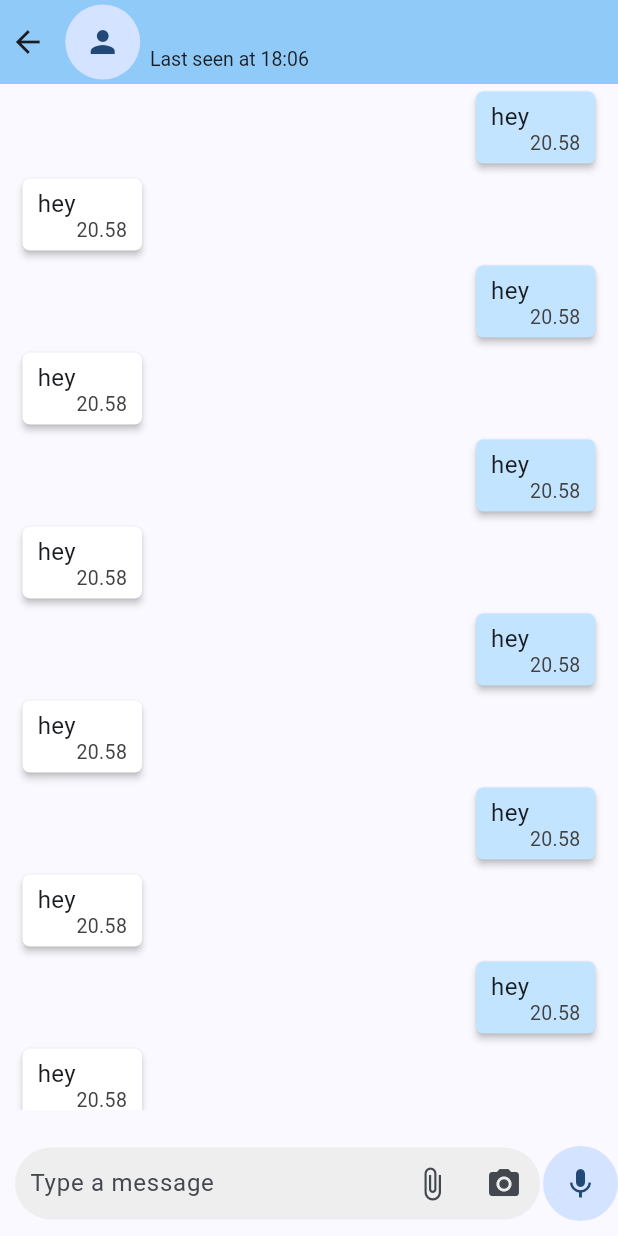
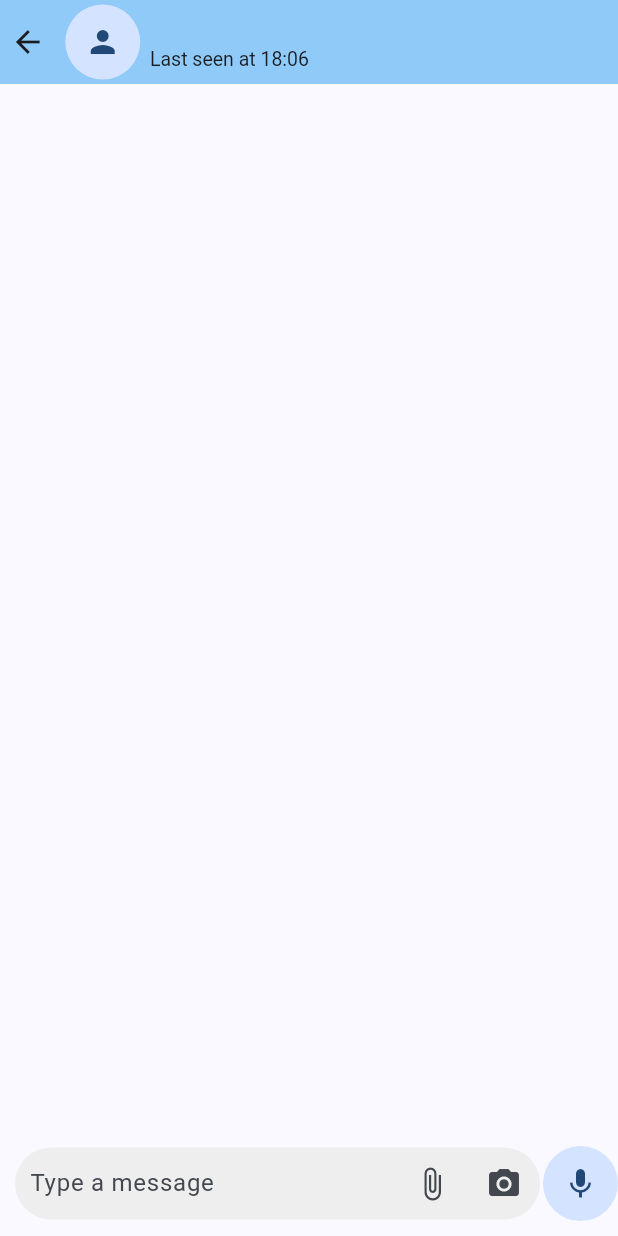
Before and after one commit to simrant27/chat, a Flutter app: the IndividualPage screen opened directly with empty values, after a tap on the "mic" icon, on a phone screen of 412 x 824 dp. Run offline on Flutter 3.47's test engine with Material 3 defaults, Android fonts, the phone set to English and light mode, and no system bars; our stand-ins replace socket_io_client; network calls fail.

Commit message:
one to one chat message complete

```diff
--- a/frontend/chat/lib/CustomUi/custom_card.dart
+++ b/frontend/chat/lib/CustomUi/custom_card.dart
@@ -3,8 +3,10 @@ import 'package:chat/models/chat_model.dart';
 import 'package:flutter/material.dart';
 
 class CustomCard extends StatelessWidget {
-  const CustomCard({super.key, required this.chatModel});
+  const CustomCard(
+      {super.key, required this.chatModel, required this.sourceChat});
   final ChatModel chatModel;
+  final ChatModel sourceChat;
   @override
   Widget build(BuildContext context) {
     return InkWell(
@@ -14,6 +16,7 @@ class CustomCard extends StatelessWidget {
             MaterialPageRoute(
                 builder: (context) => IndividualPage(
                       chatModel: chatModel,
+                      sourceChat: sourceChat,
                     )));
       },
       child: Column(
--- a/frontend/chat/lib/CustomUi/own_msg.dart
+++ b/frontend/chat/lib/CustomUi/own_msg.dart
@@ -1,7 +1,8 @@
 import 'package:flutter/material.dart';
 
 class OwnMsgCard extends StatelessWidget {
-  const OwnMsgCard({super.key});
+  const OwnMsgCard({super.key, this.message});
+  final String? message;
 
   @override
   Widget build(BuildContext context) {
@@ -22,7 +23,7 @@ class OwnMsgCard extends StatelessWidget {
                 padding: const EdgeInsets.only(
                     left: 10, right: 40, top: 5, bottom: 20),
                 child: Text(
-                  "hey ",
+                  message!,
                   style: TextStyle(fontSize: 16),
                 ),
               ),
--- a/frontend/chat/lib/CustomUi/replycard.dart
+++ b/frontend/chat/lib/CustomUi/replycard.dart
@@ -1,7 +1,8 @@
 import 'package:flutter/material.dart';
 
 class Replycard extends StatelessWidget {
-  const Replycard({super.key});
+  const Replycard({super.key, this.message});
+  final String? message;
 
   @override
   Widget build(BuildContext context) {
@@ -22,7 +23,7 @@ class Replycard extends StatelessWidget {
                 padding: const EdgeInsets.only(
                     left: 10, right: 40, top: 5, bottom: 20),
                 child: Text(
-                  "hey ",
+                  message!,
                   style: TextStyle(fontSize: 16),
                 ),
               ),
--- a/frontend/chat/lib/Pages/chat_page.dart
+++ b/frontend/chat/lib/Pages/chat_page.dart
@@ -4,8 +4,10 @@ import 'package:chat/models/chat_model.dart';
 import 'package:flutter/material.dart';
 
 class ChatPage extends StatefulWidget {
-  const ChatPage({super.key, required this.chatmodels});
+  const ChatPage(
+      {super.key, required this.chatmodels, required this.sourceChat});
   final List<ChatModel> chatmodels;
+  final ChatModel sourceChat;
 
   @override
   State<ChatPage> createState() => _ChatPageState();
@@ -25,6 +27,7 @@ class _ChatPageState extends State<ChatPage> {
       body: ListView.builder(
         itemCount: widget.chatmodels.length,
         itemBuilder: (context, index) => CustomCard(
+          sourceChat: widget.sourceChat,
           chatModel: widget.chatmodels[index],
         ),
       ),
--- a/frontend/chat/lib/Screens/homescreen.dart
+++ b/frontend/chat/lib/Screens/homescreen.dart
@@ -3,8 +3,10 @@ import 'package:chat/models/chat_model.dart';
 import 'package:flutter/material.dart';
 
 class HomeScreen extends StatefulWidget {
-  const HomeScreen({super.key, required this.chatmodels});
+  const HomeScreen(
+      {super.key, required this.chatmodels, required this.sourceChat});
   final List<ChatModel> chatmodels;
+  final ChatModel sourceChat;
 
   @override
   State<HomeScreen> createState() => _HomeScreenState();
@@ -26,6 +28,7 @@ class _HomeScreenState extends State<HomeScreen> {
         ),
         body: ChatPage(
           chatmodels: widget.chatmodels,
+          sourceChat: widget.sourceChat,
         ));
   }
 }
--- a/frontend/chat/lib/Screens/individual_page.dart
+++ b/frontend/chat/lib/Screens/individual_page.dart
@@ -1,12 +1,15 @@
 import 'package:chat/CustomUi/own_msg.dart';
 import 'package:chat/CustomUi/replycard.dart';
 import 'package:chat/models/chat_model.dart';
+import 'package:chat/models/message_model.dart';
 import 'package:flutter/material.dart';
 import 'package:socket_io_client/socket_io_client.dart' as IO;
 
 class IndividualPage extends StatefulWidget {
-  const IndividualPage({super.key, required this.chatModel});
+  const IndividualPage(
+      {super.key, required this.chatModel, required this.sourceChat});
   final ChatModel chatModel;
+  final ChatModel sourceChat;
 
   @override
   State<IndividualPage> createState() => _IndividualPageState();
@@ -15,6 +18,7 @@ class IndividualPage extends StatefulWidget {
 class _IndividualPageState extends State<IndividualPage> {
   late IO.Socket socket;
   bool sendButton = false;
+  List<MessageModel>? messages = [];
 
   TextEditingController _controller = TextEditingController();
 
@@ -30,9 +34,28 @@ class _IndividualPageState extends State<IndividualPage> {
       "autoConnect": false,
     });
     socket.connect();
-    socket.emit("/test", "Hello world");
-    socket.onConnect((data) => print("connected"));
+    socket.emit("signin", widget.sourceChat.id);
+    socket.onConnect((data) {
+      print("connected");
+      socket.on("message", (msg) {
+        print(msg);
+        setMessage("destination", msg["message"]);
+      });
+    });
     print(socket.connected);
+  }
+
+  void sendMessage(String message, int sourceId, int targetId) {
+    setMessage("source", message);
+    socket.emit("message",
+        {"message": message, "sourceId": sourceId, "targetId": targetId});
+  }
+
+  void setMessage(String type, String message) {
+    MessageModel messageModel = MessageModel(type: type, message: message);
+    setState(() {
+      messages!.add(messageModel);
+    });
   }
 
   @override
@@ -66,7 +89,7 @@ class _IndividualPageState extends State<IndividualPage> {
           mainAxisAlignment: MainAxisAlignment.start,
           crossAxisAlignment: CrossAxisAlignment.start,
           children: [
-            Text(widget.chatModel.name!, style: TextStyle(fontSize: 18.5)),
+            Text(widget.chatModel.name, style: TextStyle(fontSize: 18.5)),
             Text(
               "Last seen at 18:06",
               style: TextStyle(fontSize: 13),
@@ -81,24 +104,20 @@ class _IndividualPageState extends State<IndividualPage> {
           children: [
             Container(
               height: MediaQuery.of(context).size.height - 140,
-              child: ListView(
+              child: ListView.builder(
                 shrinkWrap: true,
-                children: [
-                  OwnMsgCard(),
-                  Replycard(),
-                  OwnMsgCard(),
-                  Replycard(),
-                  OwnMsgCard(),
-                  Replycard(),
-                  OwnMsgCard(),
-                  Replycard(),
-                  OwnMsgCard(),
-                  Replycard(),
-                  OwnMsgCard(),
-                  Replycard(),
-                  OwnMsgCard(),
-                  Replycard(),
-                ],
+                itemCount: messages!.length,
+                itemBuilder: (context, index) {
+                  if (messages![index].type == "source") {
+                    return OwnMsgCard(
+                      message: messages![index].message,
+                    );
+                  } else {
+                    return Replycard(
+                      message: messages![index].message,
+                    );
+                  }
+                },
               ),
             ),
             Align(
@@ -159,7 +178,13 @@ class _IndividualPageState extends State<IndividualPage> {
                       radius: 25,
                       child: IconButton(
                         icon: Icon(sendButton ? Icons.send : Icons.mic),
-                        onPressed: () {},
+                        onPressed: () {
+                          if (sendButton) {
+                            sendMessage(_controller.text, widget.sourceChat.id!,
+                                widget.chatModel.id!);
+                            _controller.clear();
+                          }
+                        },
                       ),
                     ),
                   ),
--- a/frontend/chat/lib/Screens/login_screnn.dart
+++ b/frontend/chat/lib/Screens/login_screnn.dart
@@ -50,11 +50,13 @@ class _LoginScreenState extends State<LoginScreen> {
           itemCount: chatmodels.length,
           itemBuilder: (context, index) => InkWell(
                 onTap: () {
+                  sourceChat = chatmodels.removeAt(index);
                   Navigator.push(
                       context,
                       MaterialPageRoute(
                           builder: (context) => HomeScreen(
                                 chatmodels: chatmodels,
+                                sourceChat: sourceChat!,
                               )));
                 },
                 child: ButtonCard(
--- a/frontend/chat/lib/main.dart
+++ b/frontend/chat/lib/main.dart
@@ -1,4 +1,3 @@
-import 'package:chat/Screens/homescreen.dart';
 import 'package:chat/Screens/login_screnn.dart';
 import 'package:flutter/material.dart';
 
--- /dev/null
+++ b/frontend/chat/lib/models/message_model.dart
@@ -0,0 +1,6 @@
+class MessageModel {
+  String?
+      type; // source or destination if type is source align in righside otherwise left side
+  String? message;
+  MessageModel({this.type, this.message});
+}
```
Also changed, not shown: 1 other file.
